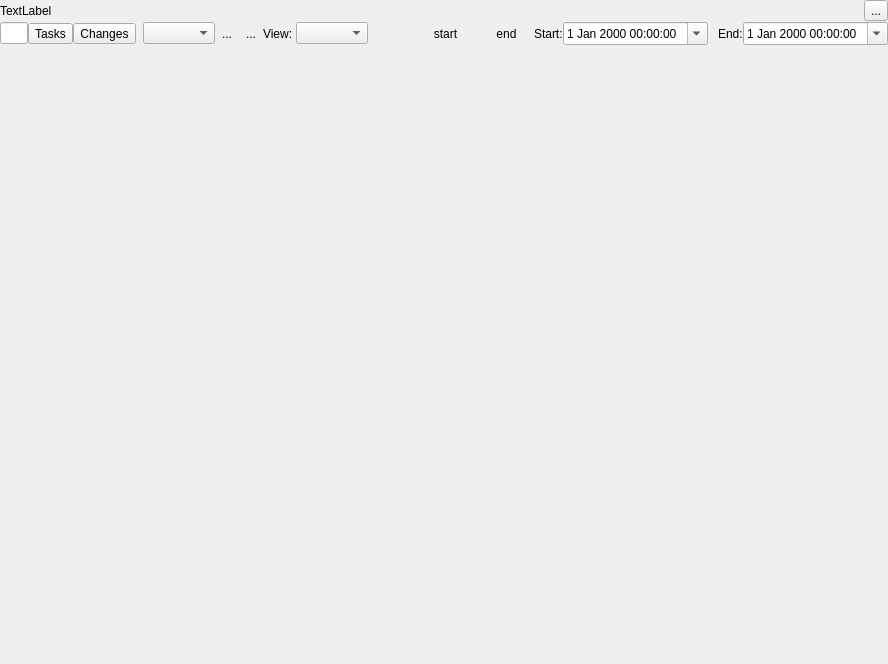
Before: the Qt Designer form Viewer/ecflowUI/src/TimelineWidget.ui in ecmwf/ecflow, drawn with Qt 5.
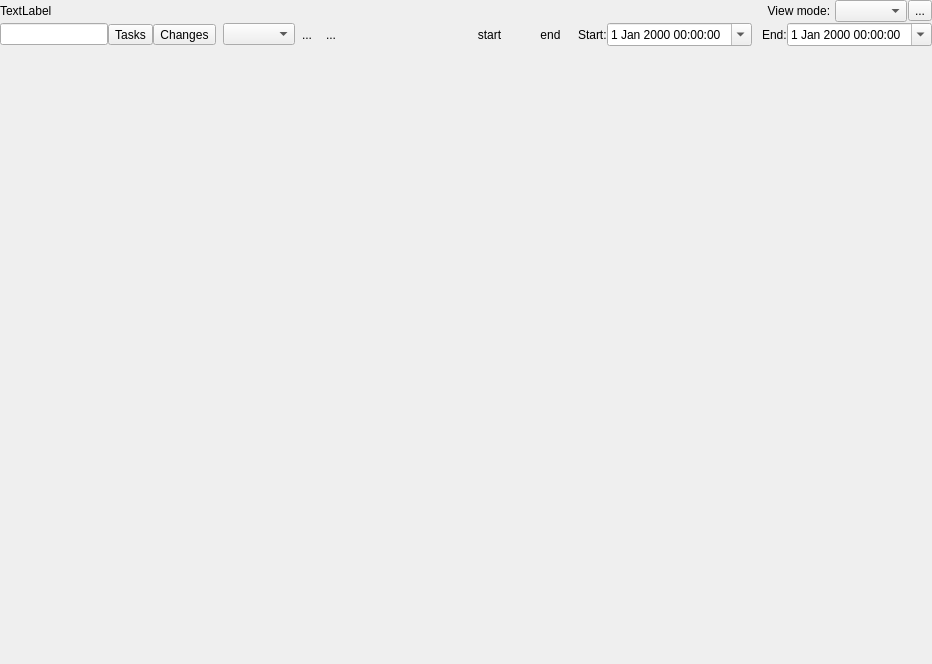
After: the same form once the commit is applied. Icons and pictures are not drawn. Custom widgets are drawn as their Qt base class.

Commit message: ecFlowUI: add option to show duration of submitted and active state in timeline view  ECFLOW-1401

What changed in the file:
```diff
--- a/Viewer/ecflowUI/src/TimelineWidget.ui
+++ b/Viewer/ecflowUI/src/TimelineWidget.ui
@@ -6,7 +6,7 @@
    <rect>
     <x>0</x>
     <y>0</y>
-    <width>888</width>
+    <width>932</width>
     <height>664</height>
    </rect>
   </property>
@@ -30,7 +30,7 @@
     <number>0</number>
    </property>
    <item>
-    <layout class="QHBoxLayout" name="horizontalLayout">
+    <layout class="QHBoxLayout" name="horizontalLayout" stretch="1,0,0,0">
      <item>
       <widget class="QLabel" name="logInfoLabel">
        <property name="text">
@@ -38,6 +38,16 @@
        </property>
       </widget>
      </item>
+     <item>
+      <widget class="QLabel" name="label_4">
+       <property name="text">
+        <string>  View mode: </string>
+       </property>
+      </widget>
+     </item>
+     <item>
+      <widget class="QComboBox" name="modeCombo"/>
+     </item>
      <item>
       <widget class="QToolButton" name="reloadTb">
        <property name="text">
@@ -165,16 +175,6 @@
         </property>
        </widget>
       </item>
-      <item>
-       <widget class="QLabel" name="label_4">
-        <property name="text">
-         <string>View: </string>
-        </property>
-       </widget>
-      </item>
-      <item>
-       <widget class="QComboBox" name="modeCombo"/>
-      </item>
       <item>
        <spacer name="spacer">
         <property name="orientation">
```
The commit also changes 3 other files.
